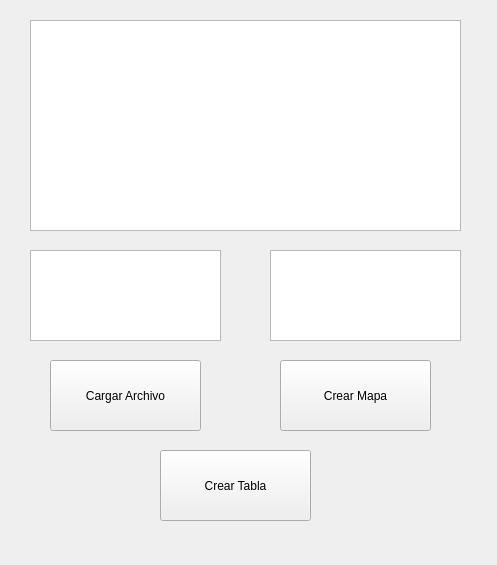
Old version of the form TDA Grafos/main.ui in the repository flynn1411/Proyecto-2-P3.
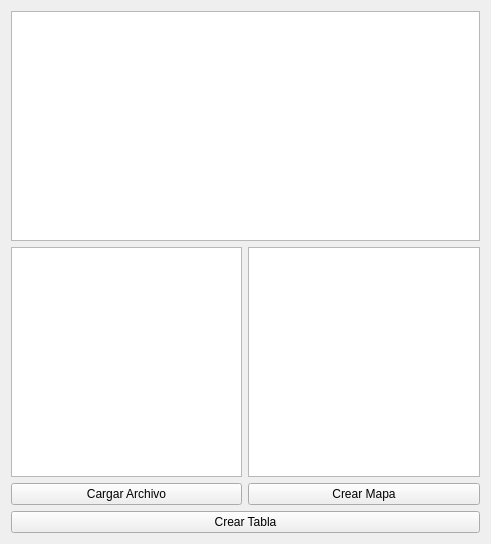
New version of the form.

Diff of the .ui file:
```diff
--- a/TDA Grafos/main.ui
+++ b/TDA Grafos/main.ui
@@ -6,82 +6,45 @@
    <rect>
     <x>0</x>
     <y>0</y>
-    <width>497</width>
-    <height>565</height>
+    <width>491</width>
+    <height>544</height>
    </rect>
   </property>
   <property name="windowTitle">
    <string>Ventana  Principal (main.py)</string>
   </property>
-  <widget class="QTextEdit" name="txtText1">
-   <property name="geometry">
-    <rect>
-     <x>30</x>
-     <y>20</y>
-     <width>431</width>
-     <height>211</height>
-    </rect>
-   </property>
-  </widget>
-  <widget class="QTextEdit" name="txtText2">
-   <property name="geometry">
-    <rect>
-     <x>30</x>
-     <y>250</y>
-     <width>191</width>
-     <height>91</height>
-    </rect>
-   </property>
-  </widget>
-  <widget class="QTextEdit" name="txtText3">
-   <property name="geometry">
-    <rect>
-     <x>270</x>
-     <y>250</y>
-     <width>191</width>
-     <height>91</height>
-    </rect>
-   </property>
-  </widget>
+  <layout class="QGridLayout" name="gridLayout">
+   <item row="0" column="0" colspan="2">
+    <widget class="QTextEdit" name="txtText1"/>
+   </item>
+   <item row="1" column="0">
+    <widget class="QTextEdit" name="txtText2"/>
+   </item>
+   <item row="1" column="1">
+    <widget class="QTextEdit" name="txtText3"/>
+   </item>
+   <item row="2" column="0">
   <widget class="QPushButton" name="btnCargarArchivo">
-   <property name="geometry">
-    <rect>
-     <x>50</x>
-     <y>360</y>
-     <width>151</width>
-     <height>71</height>
-    </rect>
-   </property>
    <property name="text">
     <string>Cargar Archivo</string>
    </property>
   </widget>
+   </item>
+   <item row="2" column="1">
   <widget class="QPushButton" name="btnCrearMapa">
-   <property name="geometry">
-    <rect>
-     <x>280</x>
-     <y>360</y>
-     <width>151</width>
-     <height>71</height>
-    </rect>
-   </property>
    <property name="text">
     <string>Crear Mapa</string>
    </property>
   </widget>
+   </item>
+   <item row="3" column="0" colspan="2">
   <widget class="QPushButton" name="btnCrearTabla">
-   <property name="geometry">
-    <rect>
-     <x>160</x>
-     <y>450</y>
-     <width>151</width>
-     <height>71</height>
-    </rect>
-   </property>
    <property name="text">
     <string>Crear Tabla</string>
    </property>
   </widget>
+   </item>
+  </layout>
  </widget>
  <resources/>
  <connections>
```
Lines whose indentation alone changed are shown as unchanged.
